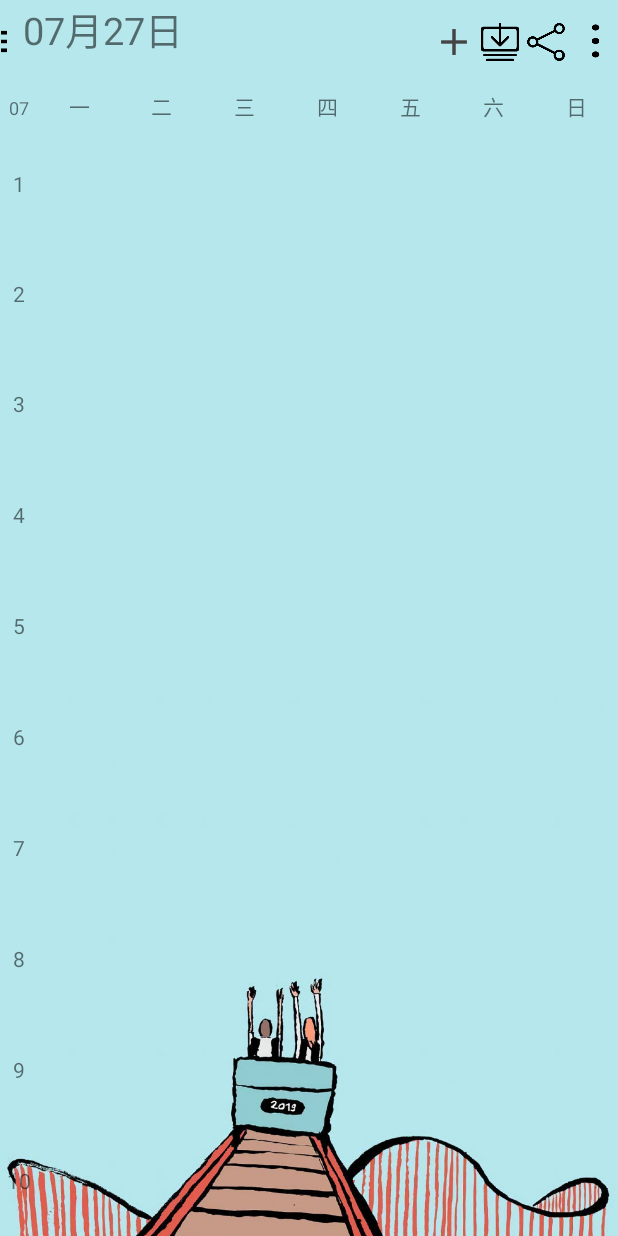
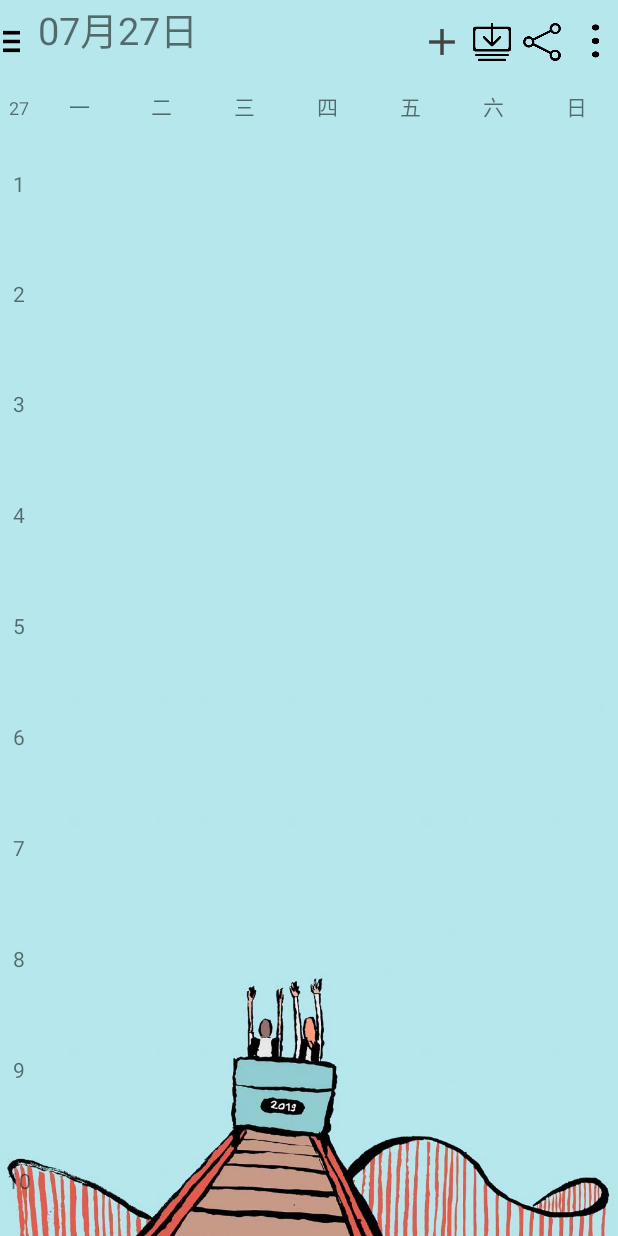
Before and after one commit to willoong9559/CourseTable, an Android app: the screen it shows after launch (MainActivity), on a phone screen of 412 x 824 dp. Run offline under Robolectric (Android 15) with nearby library versions, the phone set to English and light mode, and no system bars; libraries missing offline, so code that uses them is left out: org.litepal; 1 statement that could not run was skipped.

Commit message:
更换课程布局结构为相对布局，完善课程删除逻辑

```diff
--- a/app/src/main/java/com/example/coursetable/AddCourse.java
+++ b/app/src/main/java/com/example/coursetable/AddCourse.java
@@ -54,4 +54,11 @@ public class AddCourse extends AppCompatActivity {
 
     }
 
+    @Override
+    protected void onPause() {
+        super.onPause();
+        Intent intent = new Intent(this, MainActivity.class);
+        startActivity(intent);
+    }
+
 }
--- a/app/src/main/java/com/example/coursetable/DeleteCourse.java
+++ b/app/src/main/java/com/example/coursetable/DeleteCourse.java
@@ -2,9 +2,16 @@ package com.example.coursetable;
 
 import androidx.appcompat.app.AppCompatActivity;
 
+import android.app.Activity;
+import android.content.Intent;
 import android.os.Bundle;
+import android.util.Log;
+import android.view.LayoutInflater;
 import android.view.View;
 import android.widget.Button;
+import android.widget.Toast;
+
+import org.litepal.LitePal;
 
 public class DeleteCourse extends AppCompatActivity implements View.OnClickListener {
 
@@ -16,13 +23,22 @@ public class DeleteCourse extends AppCompatActivity implements View.OnClickListe
         Button no = (Button) findViewById(R.id.no);
         yes.setOnClickListener(this);
         no.setOnClickListener(this);
+
+
     }
+
 
     //@Override
     public void onClick(View view) {
+        Intent intent = getIntent();
+        Bundle bd = intent.getExtras();
+        String start = String.valueOf(bd.getInt("start"));
+        String end = String.valueOf(bd.getInt("end"));
+        String day = String.valueOf(bd.getInt("day"));
         switch (view.getId()) {
             case R.id.yes :
-                //删除逻辑
+                LitePal.deleteAll(Course.class, "course_start = ? and course_end = ? and day = ?", start, end, day);
+                finish();
                 break;
             case R.id.no :
                 finish();
--- a/app/src/main/java/com/example/coursetable/MainActivity.java
+++ b/app/src/main/java/com/example/coursetable/MainActivity.java
@@ -13,6 +13,7 @@ import android.view.ViewGroup;
 import android.view.ViewTreeObserver;
 import android.widget.Button;
 import android.widget.LinearLayout;
+import android.widget.RelativeLayout;
 import android.widget.TextView;
 import android.widget.Toast;
 
@@ -46,7 +47,7 @@ public class MainActivity extends AppCompatActivity implements View.OnClickListe
         fenxiang.setOnClickListener(this);
         youg.setOnClickListener(this);
         //动态测量
-        final LinearLayout ll = (LinearLayout) findViewById(R.id.monday);
+        final RelativeLayout ll = (RelativeLayout) findViewById(R.id.monday);
         ll.post(new Runnable(){
             public void run(){
                 height = ll.getHeight();
@@ -70,15 +71,15 @@ public class MainActivity extends AppCompatActivity implements View.OnClickListe
         calendar.get(Calendar.HOUR_OF_DAY))
         calendar.get(Calendar.MINUTE))
         calendar.get(Calendar.SECOND))*/
-        textView_1.setText(format(calendar.get(Calendar.MONTH)+1));
+        textView_1.setText(format(calendar.get(Calendar.DAY_OF_MONTH)));
         textView_2.setText(format(calendar.get(Calendar.MONTH)+1) + "月" + calendar.get(Calendar.DAY_OF_MONTH) + "日");
     }
 
     @Override
     protected void onResume() {
         super.onResume();
-        LinearLayout content = (LinearLayout) findViewById(R.id.monday);
-        content.measure(0,0);
+        //LinearLayout content = () findViewById(R.id.monday);
+        //content.measure(0,0);
     }
 
     /* 格式化字符串(7:3->07:03) */
@@ -126,7 +127,7 @@ public class MainActivity extends AppCompatActivity implements View.OnClickListe
         }
     }
     //Course course
-    private void craeteCourseView(Course course) {
+    private void craeteCourseView(final Course course) {
         int getDay = course.getDay();
         if (getDay < 1 || getDay > 7 || course.getCourse_start() > course.getCourse_end()) {
             Toast.makeText(MainActivity.this, "emm...请不要输入错误的数据", Toast.LENGTH_SHORT).show();
@@ -157,11 +158,11 @@ public class MainActivity extends AppCompatActivity implements View.OnClickListe
                 default:
                     break;
             }
-            final LinearLayout day = findViewById(dayId);
+            final RelativeLayout day = findViewById(dayId);
 
             //设定Viewcard
             View v = LayoutInflater.from(this).inflate(R.layout.course_card, null); //加载course_card
-            LinearLayout content = (LinearLayout) findViewById(R.id.monday);
+            RelativeLayout content = (RelativeLayout) findViewById(R.id.monday);
             v.setY(height / 10 * (course.getCourse_start() - 1));
             LinearLayout.LayoutParams params = new LinearLayout.LayoutParams(ViewGroup.LayoutParams.MATCH_PARENT, (course.getCourse_end() - course.getCourse_start() + 1) * height / 10);
             v.setLayoutParams(params);
@@ -171,8 +172,14 @@ public class MainActivity extends AppCompatActivity implements View.OnClickListe
             //删除课程
             v.setOnLongClickListener(new View.OnLongClickListener() {
                 @Override
-                public boolean onLongClick(View v) {
+                public boolean onLongClick(View view) {
+                    Log.d("ss", String.valueOf(course.getCourse_start()));
                     Intent intent = new Intent(MainActivity.this, DeleteCourse.class);
+                    Bundle bd = new Bundle();
+                    bd.putInt("start", course.getCourse_start());
+                    bd.putInt("end", course.getCourse_end());
+                    bd.putInt("day", course.getDay());
+                    intent.putExtras(bd);
                     startActivity(intent);
                     return true;
                 }
--- a/app/src/main/res/layout/activity_main.xml
+++ b/app/src/main/res/layout/activity_main.xml
@@ -180,61 +180,68 @@
         </LinearLayout>
 
         <!--课程布局-->
-        <LinearLayout
+        <RelativeLayout
             android:orientation="vertical"
             android:id="@+id/monday"
             android:layout_width="0dp"
             android:layout_height="match_parent"
-            android:layout_weight="1">
-        </LinearLayout>
+            android:layout_weight="1"
+            android:layout_margin="1dp">
+        </RelativeLayout>
 
-        <LinearLayout
+        <RelativeLayout
             android:orientation="vertical"
             android:id="@+id/tuesday"
             android:layout_width="0dp"
             android:layout_height="match_parent"
-            android:layout_weight="1">
-        </LinearLayout>
-        <LinearLayout
+            android:layout_weight="1"
+            android:layout_margin="1dp">
+        </RelativeLayout>
+
+        <RelativeLayout
             android:orientation="vertical"
             android:id="@+id/wednesday"
             android:layout_width="0dp"
             android:layout_height="match_parent"
-            android:layout_weight="1">
+            android:layout_weight="1"
+            android:layout_margin="1dp">
+        </RelativeLayout>
 
-        </LinearLayout>
-        <LinearLayout
+        <RelativeLayout
             android:orientation="vertical"
             android:id="@+id/thursday"
             android:layout_width="0dp"
             android:layout_height="match_parent"
-            android:layout_weight="1">
+            android:layout_weight="1"
+            android:layout_margin="1dp">
+        </RelativeLayout>
 
-        </LinearLayout>
-        <LinearLayout
+        <RelativeLayout
             android:orientation="vertical"
             android:id="@+id/friday"
             android:layout_width="0dp"
             android:layout_height="match_parent"
-            android:layout_weight="1">
+            android:layout_weight="1"
+            android:layout_margin="1dp">
+        </RelativeLayout>
 
-        </LinearLayout>
-        <LinearLayout
+        <RelativeLayout
             android:orientation="vertical"
             android:id="@+id/saturday"
             android:layout_width="0dp"
             android:layout_height="match_parent"
-            android:layout_weight="1">
+            android:layout_weight="1"
+            android:layout_margin="1dp">
+        </RelativeLayout>
 
-        </LinearLayout>
-        <LinearLayout
+        <RelativeLayout
             android:orientation="vertical"
             android:id="@+id/weekday"
             android:layout_width="0dp"
             android:layout_height="match_parent"
-            android:layout_weight="1">
-
-        </LinearLayout>
+            android:layout_weight="1"
+            android:layout_margin="1dp">
+        </RelativeLayout>
 
 
         </LinearLayout>
--- a/app/src/main/res/layout/title.xml
+++ b/app/src/main/res/layout/title.xml
@@ -12,7 +12,7 @@
 
     <Button
         android:id="@+id/zuog"
-        android:layout_width="5dp"
+        android:layout_width="15dp"
         android:layout_height="26dp"
         android:layout_centerVertical="true"
         android:background="@drawable/zuog"
@@ -42,7 +42,7 @@
         android:layout_width="25dp"
         android:layout_height="25dp"
         android:layout_toLeftOf="@id/youg"
-        android:layout_marginRight="5dp"
+        android:layout_marginRight="8dp"
         android:layout_centerVertical="true"
         android:background="@drawable/fenxiang"
         />
@@ -52,7 +52,7 @@
         android:layout_width="25dp"
         android:layout_height="25dp"
         android:background="@drawable/daoru"
-        android:layout_marginRight="5dp"
+        android:layout_marginRight="8dp"
         android:layout_centerVertical="true"
         android:layout_toLeftOf="@+id/fenxiang"
         />
@@ -62,7 +62,7 @@
         android:layout_width="25dp"
         android:layout_height="25dp"
         android:layout_toLeftOf="@id/daoru"
-        android:layout_marginRight="5dp"
+        android:layout_marginRight="8dp"
         android:layout_centerVertical="true"
         android:background="@drawable/addcourse"
         />
```
